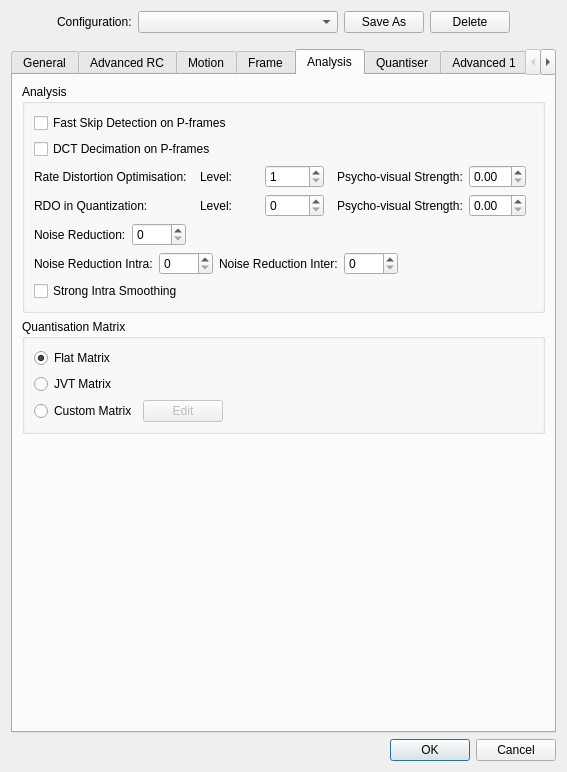
Before: the Qt Designer form avidemux_plugins/ADM_videoEncoder/x265/qt4/x265ConfigDialog.ui in mean00/avidemux2, drawn with Qt 5.
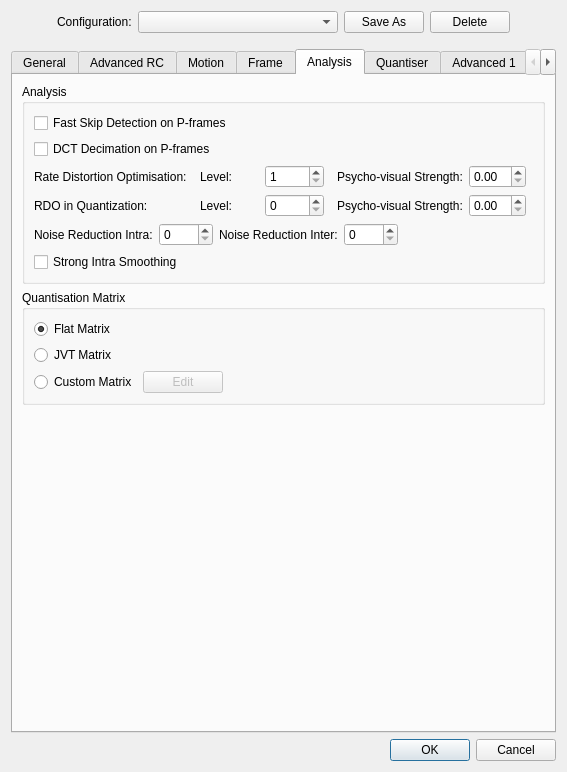
After: the same form once the commit is applied. The open tabs and pages were chosen to show the change.

Commit message:
[x265] Remove old combined intra/inter noise reduction setting
This was replaced with two settings for intra/inter NR back in x265
release 1.4.  These old x265 builds aren't used anymore and wouldn't
work for other reasons anyway.

```diff
--- a/avidemux_plugins/ADM_videoEncoder/x265/qt4/x265ConfigDialog.ui
+++ b/avidemux_plugins/ADM_videoEncoder/x265/qt4/x265ConfigDialog.ui
@@ -1917,41 +1917,6 @@
             </item>
            </layout>
           </item>
-          <item>
-           <layout class="QGridLayout" name="gridLayout_5">
-            <item row="0" column="0">
-             <widget class="QLabel" name="label_42">
-              <property name="text">
-               <string>Noise Reduction:</string>
-              </property>
-             </widget>
-            </item>
-            <item row="0" column="1">
-             <layout class="QHBoxLayout" name="horizontalLayout_9">
-              <item>
-               <widget class="QSpinBox" name="noiseReductionSpinBox">
-                <property name="maximum">
-                 <number>1000</number>
-                </property>
-               </widget>
-              </item>
-              <item>
-               <spacer name="spacer_35">
-                <property name="orientation">
-                 <enum>Qt::Horizontal</enum>
-                </property>
-                <property name="sizeHint" stdset="0">
-                 <size>
-                  <width>13</width>
-                  <height>13</height>
-                 </size>
-                </property>
-               </spacer>
-              </item>
-             </layout>
-            </item>
-           </layout>
-          </item>
           <item>
            <layout class="QGridLayout" name="gridLayout_8">
             <item row="0" column="0">
```
Left out of the diff: 1 changed line with no effect on the pictures. The commit also changes 7 other files.
